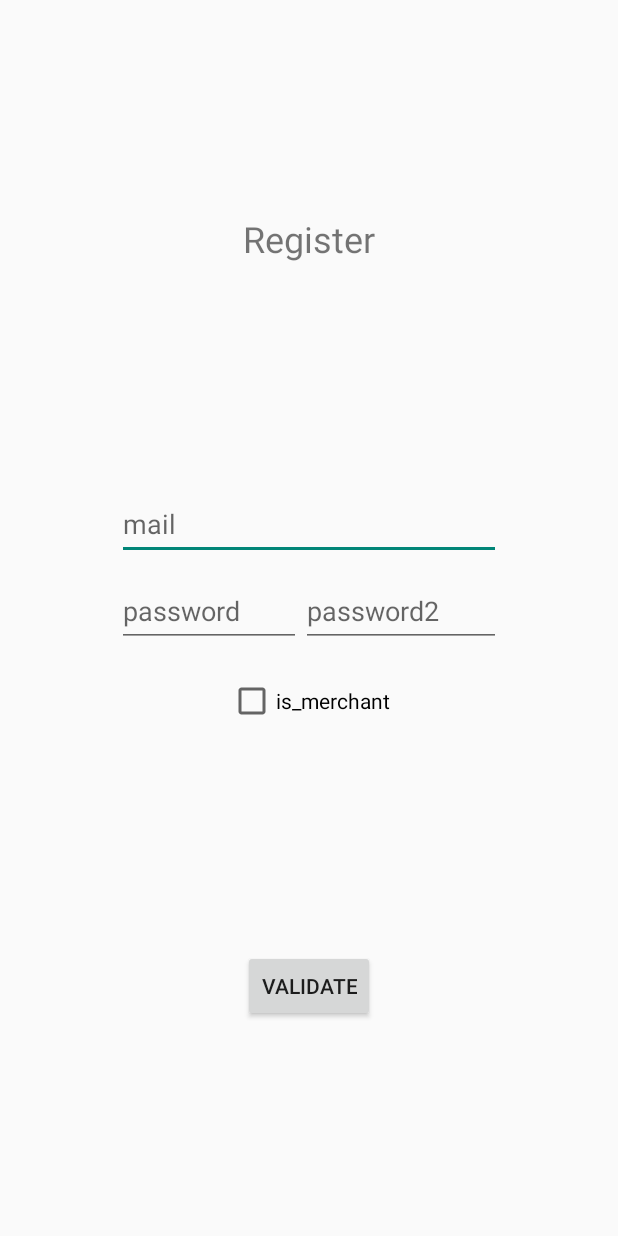
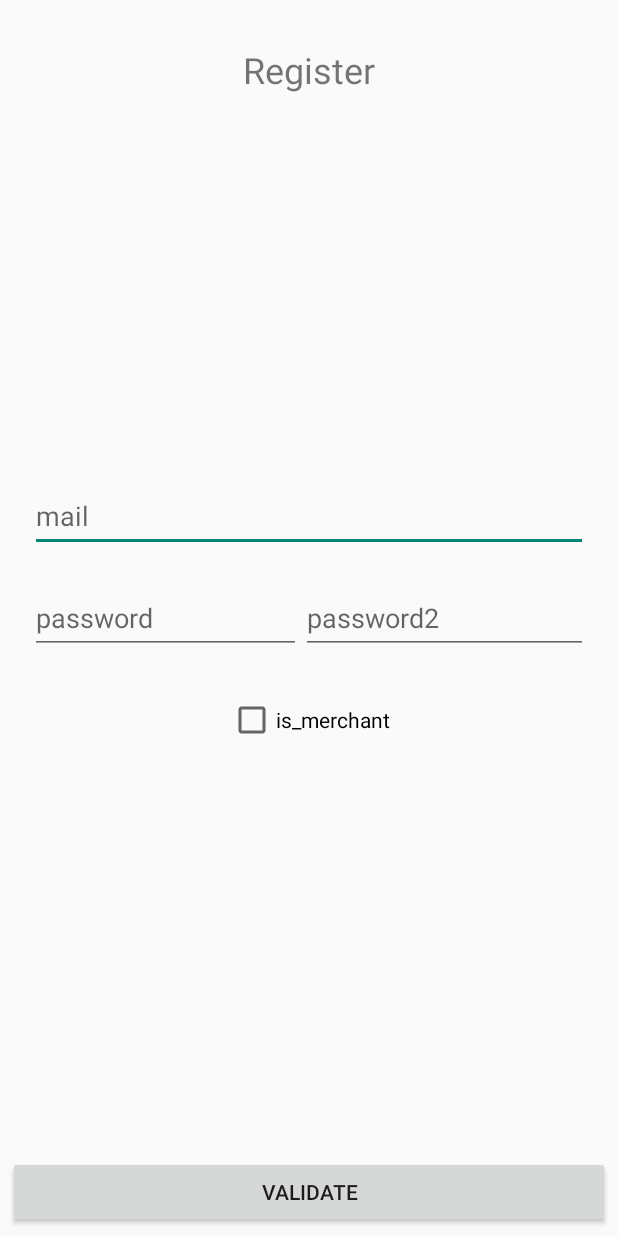
Before and after one commit to mariusjenin/yukim_store, an Android app: the screen it shows after launch (MainActivity), on a phone screen of 412 x 824 dp. Run offline under Robolectric (Android 15) with nearby library versions, the phone set to English and light mode, and no system bars.

Commit message:
Fix register

```diff
--- a/YukimStore/app/src/main/res/layout/a1_register.xml
+++ b/YukimStore/app/src/main/res/layout/a1_register.xml
@@ -5,47 +5,56 @@
     android:layout_width="match_parent"
     android:layout_height="match_parent">
 
-    <LinearLayout
+    <TextView
+        android:id="@+id/a1_register_tv_title"
         android:layout_width="wrap_content"
         android:layout_height="wrap_content"
-        android:gravity="center"
-        android:orientation="vertical"
+        android:layout_marginStart="20dp"
+        android:layout_marginTop="30dp"
+        android:layout_marginEnd="20dp"
+        android:fontFamily="sans-serif"
+        android:text="@string/a1_register_tv_title_text"
+        android:textAllCaps="false"
+        android:textSize="24sp"
+        app:layout_constraintEnd_toEndOf="parent"
+        app:layout_constraintStart_toStartOf="parent"
+        app:layout_constraintTop_toTopOf="parent" />
+
+    <androidx.constraintlayout.widget.ConstraintLayout
+        android:id="@+id/constraintLayout3"
+        android:layout_width="0dp"
+        android:layout_height="wrap_content"
         app:layout_constraintBottom_toBottomOf="parent"
         app:layout_constraintEnd_toEndOf="parent"
         app:layout_constraintStart_toStartOf="parent"
         app:layout_constraintTop_toTopOf="parent">
 
-        <TextView
-            android:id="@+id/a1_register_tv_title"
-            android:layout_width="wrap_content"
-            android:layout_height="wrap_content"
-            android:fontFamily="sans-serif"
-            android:text="@string/a1_register_tv_title_text"
-            android:textAllCaps="false"
-            android:textSize="24sp" />
-
-        <Space
-            android:layout_width="match_parent"
-            android:layout_height="150dp" />
-
         <EditText
             android:id="@+id/a1_register_et_mail"
-            android:layout_width="wrap_content"
+            android:layout_width="0dp"
             android:layout_height="48dp"
+            android:layout_marginStart="20dp"
+            android:layout_marginEnd="20dp"
             android:autofillHints=""
             android:ems="12"
             android:hint="@string/a1_register_et_mail_hint"
-            android:inputType="textEmailAddress" />
-
-        <Space
-            android:layout_width="match_parent"
-            android:layout_height="10dp" />
+            android:inputType="textEmailAddress"
+            app:layout_constraintEnd_toEndOf="parent"
+            app:layout_constraintStart_toStartOf="parent"
+            app:layout_constraintTop_toTopOf="parent" />
 
         <LinearLayout
+            android:id="@+id/linearLayout2"
             android:layout_width="match_parent"
             android:layout_height="wrap_content"
+            android:layout_marginStart="20dp"
+            android:layout_marginTop="20dp"
+            android:layout_marginEnd="20dp"
             android:gravity="center"
-            android:orientation="horizontal">
+            android:orientation="horizontal"
+            app:layout_constraintEnd_toEndOf="parent"
+            app:layout_constraintStart_toStartOf="parent"
+            app:layout_constraintTop_toBottomOf="@+id/a1_register_et_mail">
 
             <EditText
                 android:id="@+id/a1_register_et_password"
@@ -68,26 +77,29 @@
                 tools:ignore="TextContrastCheck" />
         </LinearLayout>
 
-        <Space
-            android:layout_width="match_parent"
-            android:layout_height="20dp" />
-
         <CheckBox
             android:id="@+id/a1_register_cb_is_merchant"
             android:layout_width="wrap_content"
             android:layout_height="wrap_content"
-            android:text="@string/a1_register_cb_is_merchant_text" />
+            android:layout_marginTop="20dp"
+            android:minHeight="48dp"
+            android:text="@string/a1_register_cb_is_merchant_text"
+            app:layout_constraintEnd_toEndOf="parent"
+            app:layout_constraintStart_toStartOf="parent"
+            app:layout_constraintTop_toBottomOf="@+id/linearLayout2" />
 
-        <Space
-            android:layout_width="match_parent"
-            android:layout_height="150dp" />
+    </androidx.constraintlayout.widget.ConstraintLayout>
 
-        <Button
-            android:id="@+id/a1_register_b_validate"
-            android:layout_width="wrap_content"
-            android:layout_height="wrap_content"
-            android:text="@string/a1_register_b_validate_text" />
-
-    </LinearLayout>
+    <Button
+        android:id="@+id/a1_register_b_validate"
+        android:layout_width="0dp"
+        android:layout_height="wrap_content"
+        android:layout_marginStart="5dp"
+        android:layout_marginEnd="5dp"
+        android:layout_marginBottom="5dp"
+        android:text="@string/a1_register_b_validate_text"
+        app:layout_constraintBottom_toBottomOf="parent"
+        app:layout_constraintEnd_toEndOf="parent"
+        app:layout_constraintStart_toStartOf="parent" />
 
 </androidx.constraintlayout.widget.ConstraintLayout>
```
